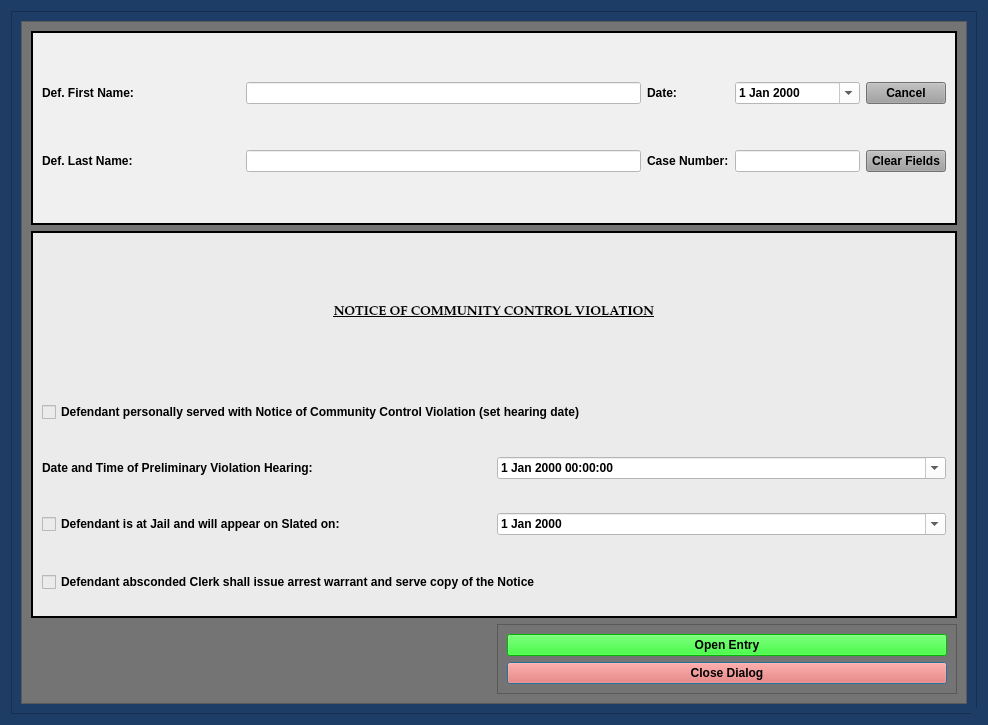
HunterProgram22/MuniEntry, file munientry/views/ui/NoticeCommControlViolationDialog.ui: the form before one commit.
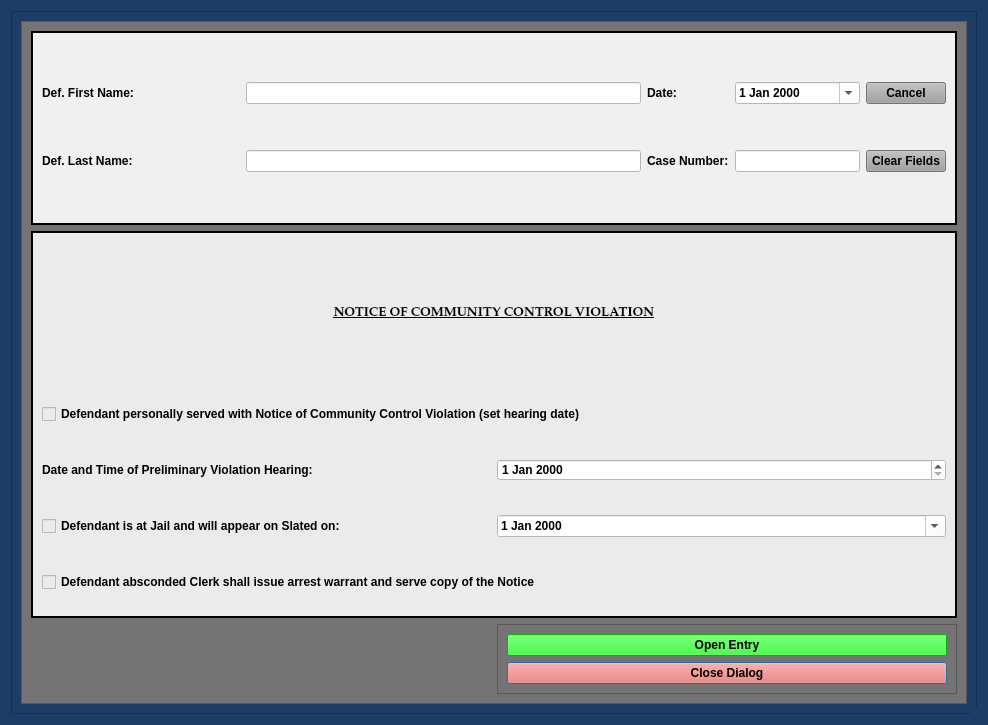
The form after the commit. Custom widgets are drawn as their Qt base class.

Commit message: Issue with name of DIalog due to dialog name shortening.

The edit to the form file:
```diff
--- a/munientry/views/ui/NoticeCommControlViolationDialog.ui
+++ b/munientry/views/ui/NoticeCommControlViolationDialog.ui
@@ -364,7 +364,51 @@
             <property name="lineWidth">
              <number>2</number>
             </property>
-            <layout class="QGridLayout" name="gridLayout_3" rowminimumheight="1,2,2,2,2,0,0">
+            <layout class="QGridLayout" name="gridLayout_3">
+             <item row="2" column="1">
+              <widget class="NoScrollDateEdit" name="violation_hearing_date_box">
+               <property name="styleSheet">
+                <string notr="true">color: rgb(0, 0, 0);
+background-color: rgb(255, 255, 255);</string>
+               </property>
+              </widget>
+             </item>
+             <item row="2" column="0">
+              <widget class="QLabel" name="label_5">
+               <property name="minimumSize">
+                <size>
+                 <width>0</width>
+                 <height>50</height>
+                </size>
+               </property>
+               <property name="text">
+                <string>Date and Time of Preliminary Violation Hearing:</string>
+               </property>
+              </widget>
+             </item>
+             <item row="3" column="0">
+              <widget class="QCheckBox" name="checkBox_2">
+               <property name="minimumSize">
+                <size>
+                 <width>0</width>
+                 <height>50</height>
+                </size>
+               </property>
+               <property name="text">
+                <string>Defendant is at Jail and will appear on Slated on:</string>
+               </property>
+              </widget>
+             </item>
+             <item row="3" column="1">
+              <widget class="NoScrollDateEdit" name="slated_date_box">
+               <property name="styleSheet">
+                <string notr="true">background-color: rgb(255, 255, 255);</string>
+               </property>
+               <property name="calendarPopup">
+                <bool>true</bool>
+               </property>
+              </widget>
+             </item>
              <item row="0" column="0" colspan="2">
               <widget class="QLabel" name="label_4">
                <property name="font">
@@ -385,30 +429,6 @@
                </property>
               </widget>
              </item>
-             <item row="2" column="1">
-              <widget class="QDateTimeEdit" name="dateTimeEdit">
-               <property name="styleSheet">
-                <string notr="true">color: rgb(0, 0, 0);
-background-color: rgb(255, 255, 255);</string>
-               </property>
-               <property name="calendarPopup">
-                <bool>true</bool>
-               </property>
-              </widget>
-             </item>
-             <item row="2" column="0">
-              <widget class="QLabel" name="label_5">
-               <property name="minimumSize">
-                <size>
-                 <width>0</width>
-                 <height>50</height>
-                </size>
-               </property>
-               <property name="text">
-                <string>Date and Time of Preliminary Violation Hearing:</string>
-               </property>
-              </widget>
-             </item>
              <item row="1" column="0" colspan="2">
               <widget class="QCheckBox" name="checkBox_3">
                <property name="minimumSize">
@@ -435,29 +455,6 @@
                </property>
               </widget>
              </item>
-             <item row="3" column="1">
-              <widget class="QDateEdit" name="dateEdit">
-               <property name="styleSheet">
-                <string notr="true">background-color: rgb(255, 255, 255);</string>
-               </property>
-               <property name="calendarPopup">
-                <bool>true</bool>
-               </property>
-              </widget>
-             </item>
-             <item row="3" column="0">
-              <widget class="QCheckBox" name="checkBox_2">
-               <property name="minimumSize">
-                <size>
-                 <width>0</width>
-                 <height>50</height>
-                </size>
-               </property>
-               <property name="text">
-                <string>Defendant is at Jail and will appear on Slated on:</string>
-               </property>
-              </widget>
-             </item>
             </layout>
            </widget>
           </item>
```
The commit also changes 4 other files.
